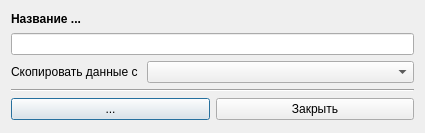
First picture: the form in designer/dialogwindows/neddw/nedtemplatedialogwindow.ui, repository Artemako/auto-exec-doc, before the edit.
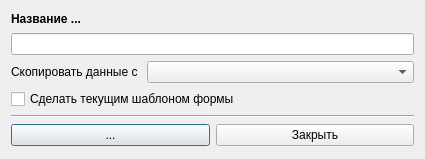
Second picture: the form after the edit. Icons and pictures are not drawn.

Patch:
```diff
--- a/designer/dialogwindows/neddw/nedtemplatedialogwindow.ui
+++ b/designer/dialogwindows/neddw/nedtemplatedialogwindow.ui
@@ -7,7 +7,7 @@
     <x>0</x>
     <y>0</y>
     <width>425</width>
-    <height>133</height>
+    <height>159</height>
    </rect>
   </property>
   <property name="windowTitle">
@@ -66,6 +66,13 @@
      </item>
     </layout>
    </item>
+   <item>
+    <widget class="QCheckBox" name="checkbox_is_active">
+     <property name="text">
+      <string>Сделать текущим шаблоном формы</string>
+     </property>
+    </widget>
+   </item>
    <item>
     <widget class="Line" name="line">
      <property name="orientation">
```
